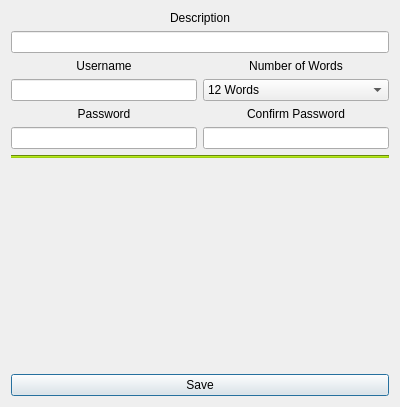
This is designs/xml/crypto_vault_window.ui in daniel-deru/WorkMate-3.0 as Qt 5 draws it before an edit. The edited form follows.
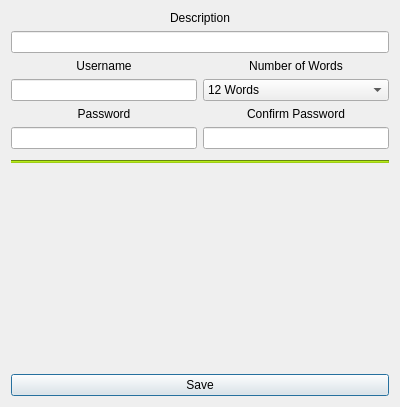
This is the edited form.

Patch:
```diff
--- a/designs/xml/crypto_vault_window.ui
+++ b/designs/xml/crypto_vault_window.ui
@@ -16,6 +16,9 @@
   <layout class="QVBoxLayout" name="verticalLayout_3">
    <item>
     <layout class="QVBoxLayout" name="verticalLayout_4">
+     <property name="bottomMargin">
+      <number>5</number>
+     </property>
      <item>
       <layout class="QVBoxLayout" name="verticalLayout_7">
        <item>
```
Left out of the diff: 6 changed lines with no effect on the pictures.
